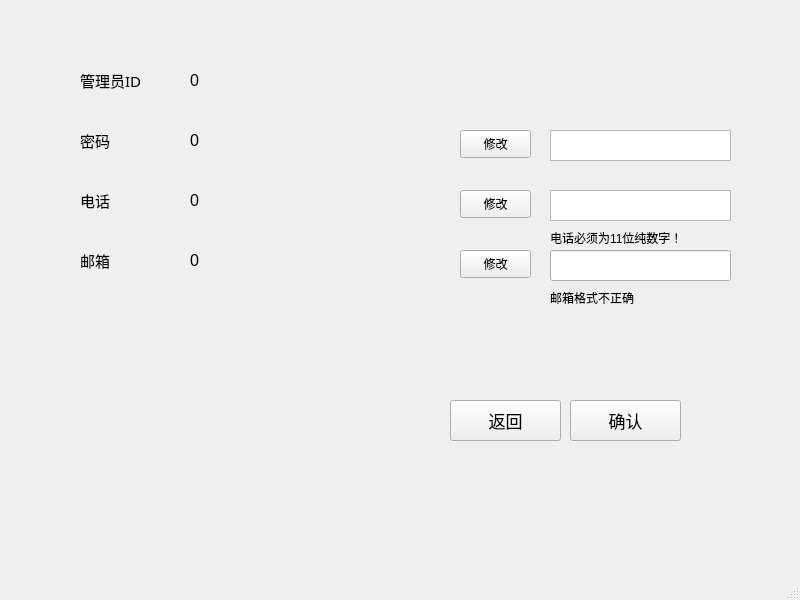
Qt form SBSystemBackup/admininfo.ui (iceboundx/SBSystem) before a commit.
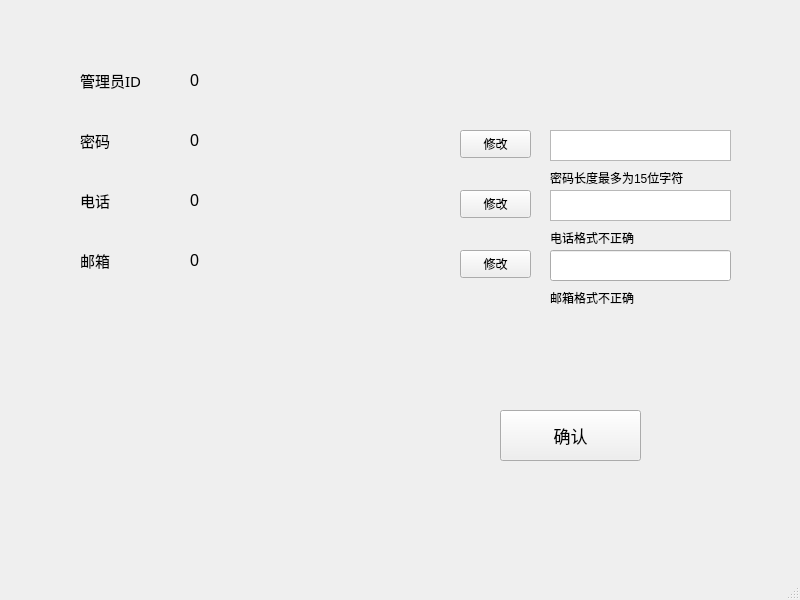
The same form after that commit.

```diff
--- a/SBSystemBackup/admininfo.ui
+++ b/SBSystemBackup/admininfo.ui
@@ -231,7 +231,7 @@
      </rect>
     </property>
     <property name="text">
-     <string>电话必须为11位纯数字！</string>
+     <string>电话格式不正确</string>
     </property>
    </widget>
    <widget class="QLabel" name="promptemail">
@@ -250,10 +250,10 @@
    <widget class="QPushButton" name="save">
     <property name="geometry">
      <rect>
-      <x>570</x>
-      <y>400</y>
-      <width>111</width>
-      <height>41</height>
+      <x>500</x>
+      <y>410</y>
+      <width>141</width>
+      <height>51</height>
      </rect>
     </property>
     <property name="font">
@@ -266,25 +266,6 @@
      <string>确认</string>
     </property>
    </widget>
-   <widget class="QPushButton" name="back">
-    <property name="geometry">
-     <rect>
-      <x>450</x>
-      <y>400</y>
-      <width>111</width>
-      <height>41</height>
-     </rect>
-    </property>
-    <property name="font">
-     <font>
-      <family>微软雅黑</family>
-      <pointsize>13</pointsize>
-     </font>
-    </property>
-    <property name="text">
-     <string>返回</string>
-    </property>
-   </widget>
    <widget class="QLineEdit" name="newemail">
     <property name="geometry">
      <rect>
@@ -295,6 +276,19 @@
      </rect>
     </property>
    </widget>
+   <widget class="QLabel" name="promptpas">
+    <property name="geometry">
+     <rect>
+      <x>550</x>
+      <y>170</y>
+      <width>161</width>
+      <height>16</height>
+     </rect>
+    </property>
+    <property name="text">
+     <string>密码长度最多为15位字符</string>
+    </property>
+   </widget>
   </widget>
   <widget class="QStatusBar" name="statusbar"/>
  </widget>
```
